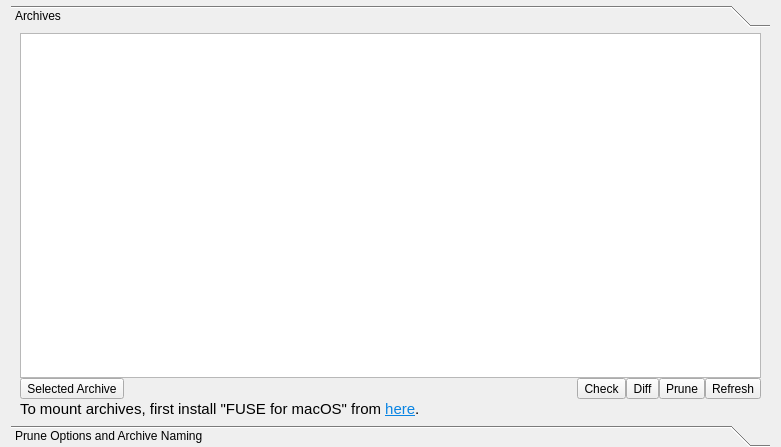
Old version of the form src/vorta/assets/UI/archivetab.ui in the repository borgbase/vorta.
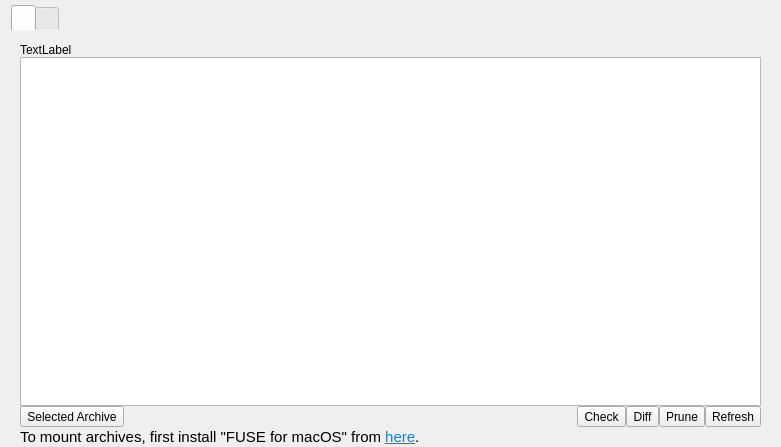
New version of the form.

Commit message: Rename widget. Change toolBox in tab.

What changed in the file:
```diff
--- a/src/vorta/assets/UI/archivetab.ui
+++ b/src/vorta/assets/UI/archivetab.ui
@@ -21,38 +21,51 @@
     <number>0</number>
    </property>
    <item>
-    <widget class="QToolBox" name="toolBox">
+    <widget class="QTabWidget" name="tabWidget">
      <property name="font">
       <font>
        <weight>50</weight>
        <bold>false</bold>
       </font>
      </property>
+     <property name="styleSheet">
+      <string notr="true">QTabWidget::pane { /* The tab widget frame */
+    border-top: 0px solid #C2C7CB;
+    position: absolute;
+    top: -0.5em;
+}
+
+QTabWidget::tab-bar {
+    alignment: center;
+}
+
+
+</string>
+     </property>
      <property name="currentIndex">
       <number>0</number>
      </property>
-     <widget class="QWidget" name="archivesToolBox">
-      <property name="geometry">
-       <rect>
-        <x>0</x>
-        <y>0</y>
-        <width>757</width>
-        <height>374</height>
-       </rect>
-      </property>
-      <attribute name="label">
-       <string>Archives</string>
+     <widget class="QWidget" name="tabWidgetPage1" native="true">
+      <attribute name="title">
+       <string/>
       </attribute>
       <layout class="QVBoxLayout" name="verticalLayout_2">
        <property name="spacing">
         <number>0</number>
        </property>
        <property name="topMargin">
-        <number>0</number>
+        <number>12</number>
        </property>
        <property name="bottomMargin">
         <number>0</number>
        </property>
+       <item>
+        <widget class="QLabel" name="label">
+         <property name="text">
+          <string>TextLabel</string>
+         </property>
+        </widget>
+       </item>
        <item>
         <widget class="QTableWidget" name="archiveTable">
          <attribute name="horizontalHeaderVisible">
@@ -189,17 +202,9 @@
        </item>
       </layout>
      </widget>
-     <widget class="QWidget" name="pruningToolBox">
-      <property name="geometry">
-       <rect>
-        <x>0</x>
-        <y>0</y>
-        <width>541</width>
-        <height>299</height>
-       </rect>
-      </property>
-      <attribute name="label">
-       <string>Prune Options and Archive Naming</string>
+     <widget class="QWidget" name="tabWidgetPage2" native="true">
+      <attribute name="title">
+       <string/>
       </attribute>
       <layout class="QVBoxLayout" name="verticalLayout_3">
        <item>
```
Left out of the diff: 3 changed lines with no effect on the pictures. The commit also changes 3 other files.
